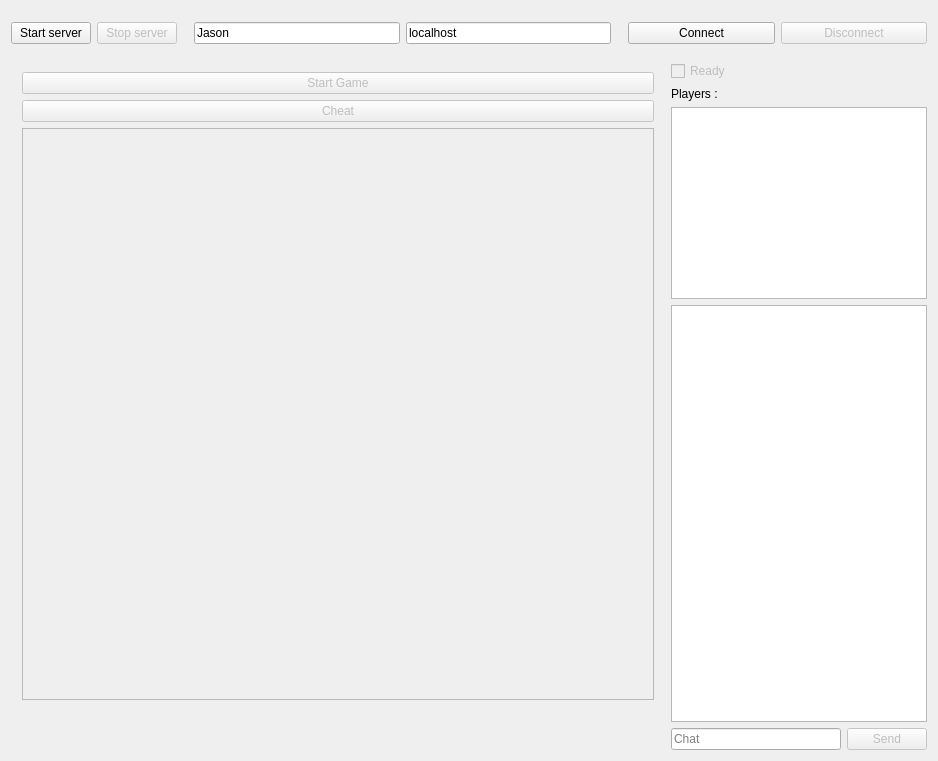
First picture: the form in mainwindow.ui, repository jpleau/sudoqu, before the edit.
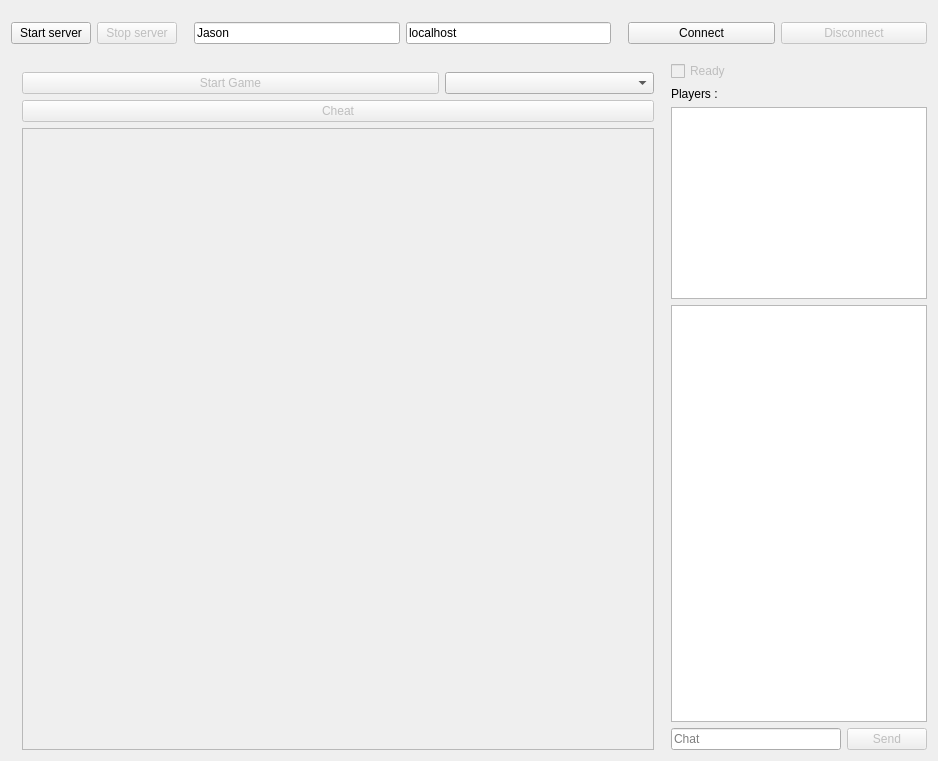
Second picture: the form after the edit. Custom widgets are drawn as their Qt base class.

Commit message: send disconnect on window close, send board on connect

Diff of the .ui file:
```diff
--- a/mainwindow.ui
+++ b/mainwindow.ui
@@ -115,24 +115,44 @@
           <property name="sizePolicy">
            <sizepolicy hsizetype="Preferred" vsizetype="Preferred">
             <horstretch>10</horstretch>
-            <verstretch>0</verstretch>
+            <verstretch>1</verstretch>
            </sizepolicy>
           </property>
           <layout class="QVBoxLayout" name="verticalLayout_4">
            <property name="bottomMargin">
-            <number>50</number>
+            <number>0</number>
            </property>
+           <item>
+            <layout class="QHBoxLayout" name="horizontalLayout_5">
            <item>
             <widget class="QPushButton" name="start_game">
              <property name="enabled">
               <bool>false</bool>
              </property>
+               <property name="sizePolicy">
+                <sizepolicy hsizetype="Minimum" vsizetype="Fixed">
+                 <horstretch>2</horstretch>
+                 <verstretch>0</verstretch>
+                </sizepolicy>
+               </property>
              <property name="text">
               <string>Start Game</string>
              </property>
             </widget>
            </item>
            <item>
+              <widget class="QComboBox" name="difficulty">
+               <property name="sizePolicy">
+                <sizepolicy hsizetype="Preferred" vsizetype="Fixed">
+                 <horstretch>1</horstretch>
+                 <verstretch>0</verstretch>
+                </sizepolicy>
+               </property>
+              </widget>
+             </item>
+            </layout>
+           </item>
+           <item>
             <widget class="QPushButton" name="cheat">
              <property name="enabled">
               <bool>false</bool>
@@ -145,9 +165,9 @@
            <item>
             <widget class="Sudoqu::GameFrame" name="frame">
              <property name="sizePolicy">
-              <sizepolicy hsizetype="MinimumExpanding" vsizetype="MinimumExpanding">
-               <horstretch>1</horstretch>
-               <verstretch>1</verstretch>
+              <sizepolicy hsizetype="Expanding" vsizetype="Expanding">
+               <horstretch>0</horstretch>
+               <verstretch>3</verstretch>
               </sizepolicy>
              </property>
              <property name="styleSheet">
```
Lines whose indentation alone changed are shown as unchanged. The commit also changes 5 other files.
